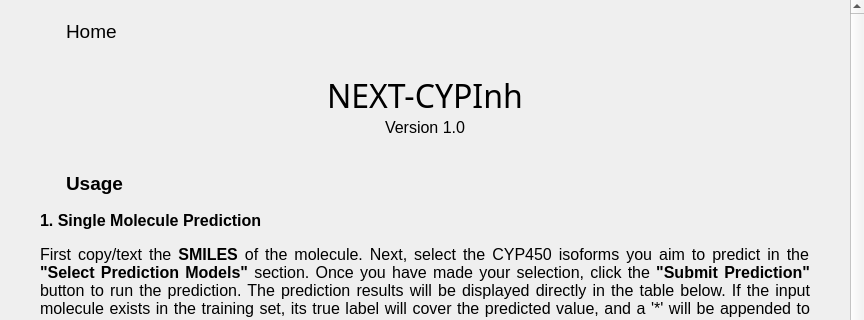
This is ui/home_page.ui in xli7654321/Neo-CYPi as Qt 5 draws it before an edit; both pictures show x 0 to 864 and y 0 to 320 of the 864 by 642 pixel window. The edited form follows.
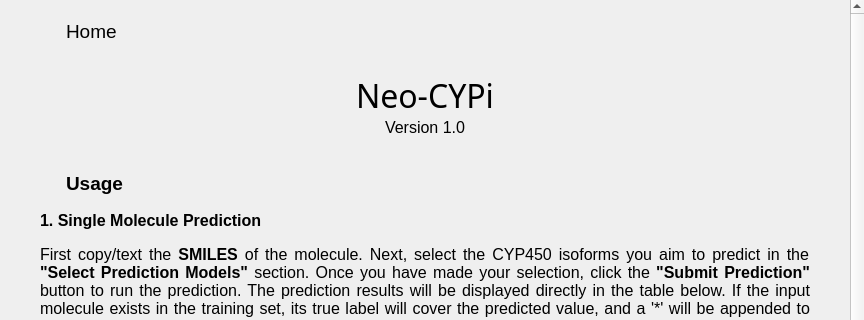
This is the edited form. Icons and pictures are not drawn.

```diff
--- a/ui/home_page.ui
+++ b/ui/home_page.ui
@@ -194,7 +194,7 @@
         <enum>QFrame::Plain</enum>
        </property>
        <property name="text">
-        <string>NEXT-CYPInh</string>
+        <string>Neo-CYPi</string>
        </property>
        <property name="textFormat">
         <enum>Qt::PlainText</enum>
```
